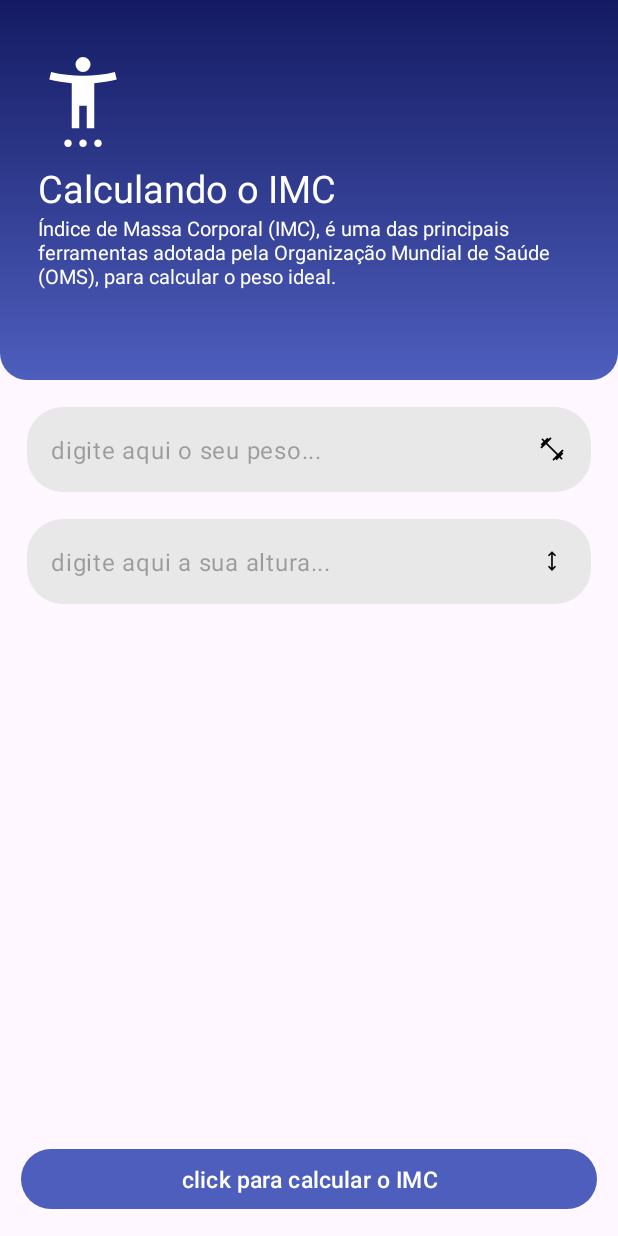
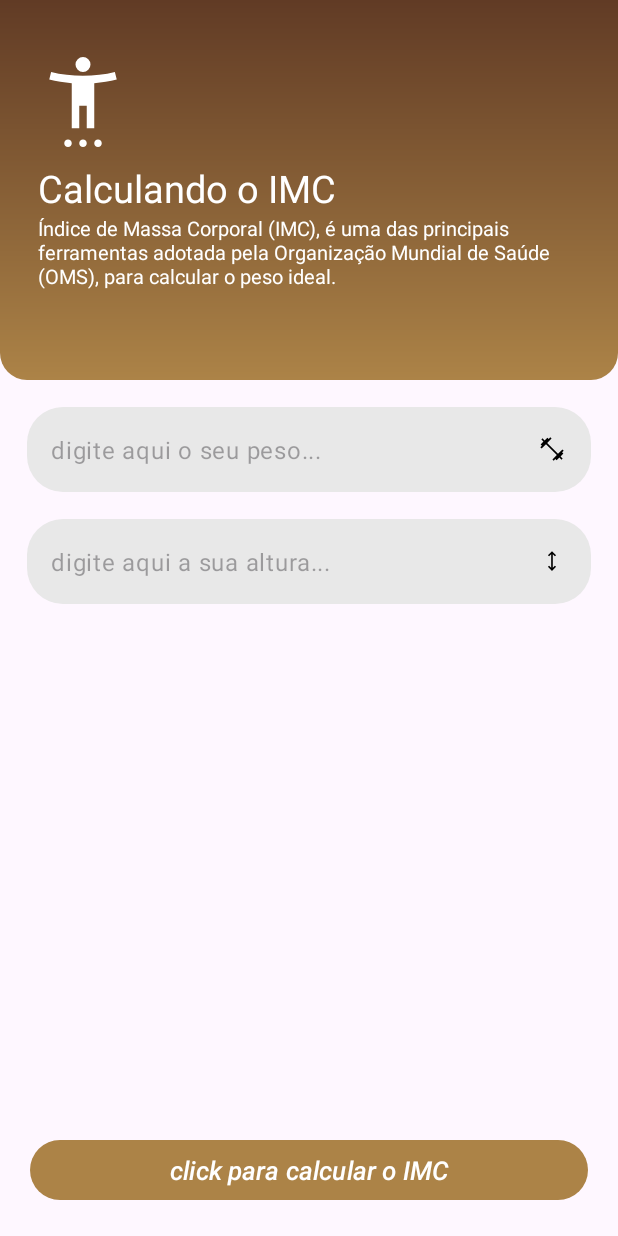
Before and after one commit to maumauriciog/calculadoraIMCv2, an Android app: the screen it shows after launch (MainActivity), on a phone screen of 412 x 824 dp. Run offline under Robolectric (Android 15) with nearby library versions, the phone set to English and light mode, and no system bars.

Commit message:
Melhorando a experiência do usuário 2.0

```diff
--- a/app/src/main/res/layout/activity_main.xml
+++ b/app/src/main/res/layout/activity_main.xml
@@ -55,9 +55,10 @@
         android:id="@+id/btnIMC"
         android:layout_width="match_parent"
         android:layout_height="wrap_content"
-        android:layout_margin="14dp"
+        android:layout_margin="20dp"
         android:text="click para calcular o IMC"
-        android:textSize="15sp"
+        android:textSize="17sp"
+        android:textStyle="italic"
         app:layout_constraintBottom_toBottomOf="parent"
         app:layout_constraintEnd_toEndOf="parent"
         app:layout_constraintStart_toStartOf="parent"
--- a/app/src/main/res/values/colors.xml
+++ b/app/src/main/res/values/colors.xml
@@ -8,6 +8,6 @@
     <color name="obesidade">#E11616</color>
     <color name="obesidadeg">#5A0808</color>
 
-    <color name="primary_400">#4E5EBD</color>
-    <color name="primary_900">#141B63</color>
+    <color name="primary_400">#AC8347</color>
+    <color name="primary_900">#613B25</color>
 </resources>
```
